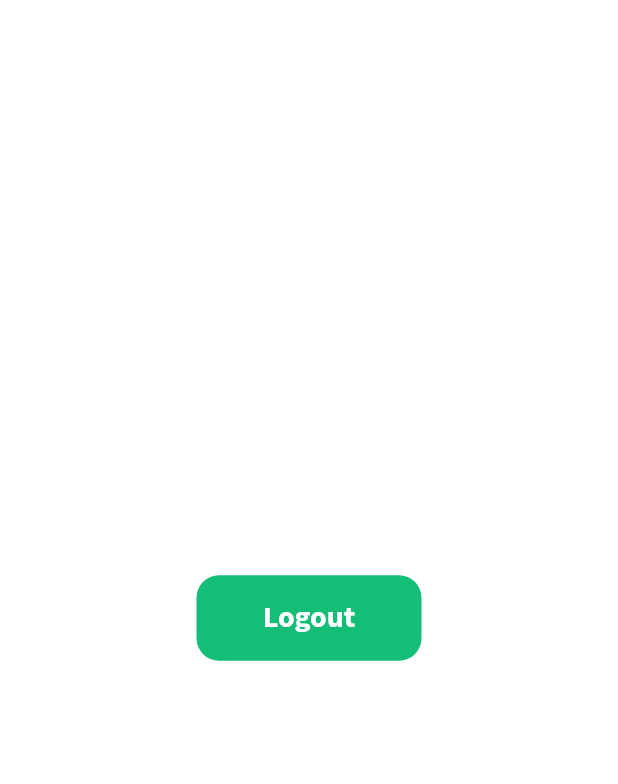
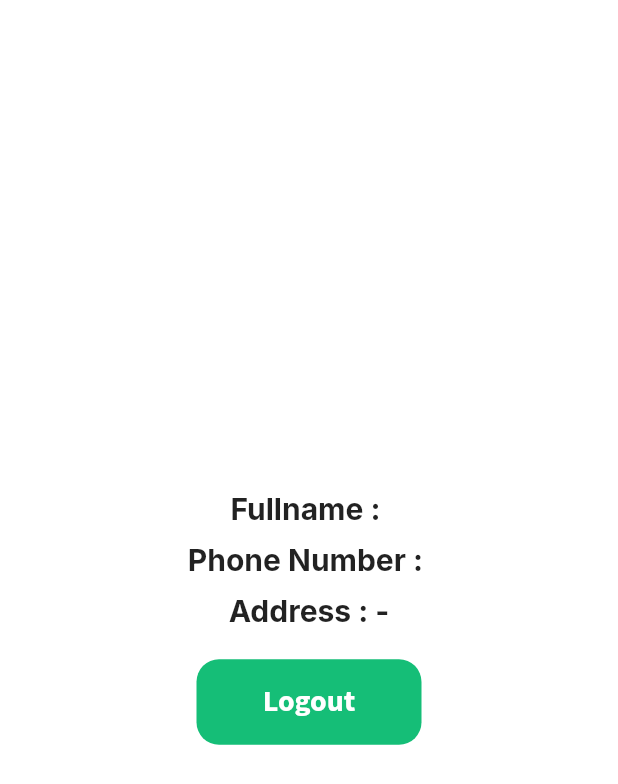
Before and after one commit to adityamputra27/easyfood, a Flutter app: the UserPage screen opened directly, on a phone screen of 412 x 824 dp. Shown: the top 784 px of the screen. Run offline on Flutter 3.47's test engine with Material 2 defaults, Android fonts, the light colour scheme and no system bars; our stand-ins replace bloc, equatable, flutter_bloc, google_fonts, shared_preferences; accounts and stored records are empty.

Commit message:
user page

```diff
--- /dev/null
+++ b/lib/models/user_model.dart
@@ -0,0 +1,8 @@
+class UserModel {
+  String? id;
+  String? fullname;
+  String? phone;
+  String? address;
+
+  UserModel({this.id, this.fullname, this.phone, this.address});
+}
--- a/lib/user_page.dart
+++ b/lib/user_page.dart
@@ -1,3 +1,4 @@
+import 'package:easyfood/models/user_model.dart';
 import 'package:flutter/material.dart';
 import 'package:google_fonts/google_fonts.dart';
 import 'package:shared_preferences/shared_preferences.dart';
@@ -10,6 +11,19 @@ class UserPage extends StatefulWidget {
 }
 
 class _UserPageState extends State<UserPage> {
+  Future<dynamic> getPreference() async {
+    SharedPreferences preferences = await SharedPreferences.getInstance();
+
+    UserModel users = UserModel(
+      id: preferences.getString("id"),
+      fullname: preferences.getString("fullname"),
+      phone: preferences.getString("phone"),
+      address: preferences.getString("address"),
+    );
+
+    return users;
+  }
+
   @override
   Widget build(BuildContext context) {
     Future<void> _showMyDialog(
@@ -54,15 +68,63 @@ class _UserPageState extends State<UserPage> {
         preferences.setString("phone", 'null');
         preferences.setString("address", 'null');
       });
-      _showMyDialog('Logout Berhasil!', 'OK', () {
-        Navigator.pushNamedAndRemoveUntil(context, '/login', (route) => false);
-      });
+
+      _showMyDialog(
+        'Logout Berhasil!',
+        'OK',
+        () {
+          Navigator.pushNamedAndRemoveUntil(
+              context, '/login', (route) => false);
+        },
+      );
     }
 
+    return FutureBuilder<dynamic>(
+      future: getPreference(),
+      builder: (BuildContext context, AsyncSnapshot<dynamic> snapshot) {
+        if (snapshot.hasError) {
+          return const Text('error');
+        }
+        if (!snapshot.hasData) {
+          return const CircularProgressIndicator();
+        }
         return Scaffold(
           backgroundColor: Colors.white,
           body: Center(
-        child: SizedBox(
+            child: Column(
+              mainAxisAlignment: MainAxisAlignment.center,
+              children: [
+                Text(
+                  "Fullname : ${snapshot.data.fullname}",
+                  style: GoogleFonts.inter(
+                    fontSize: 20,
+                    fontWeight: FontWeight.w700,
+                  ),
+                ),
+                const SizedBox(
+                  height: 10,
+                ),
+                Text(
+                  "Phone Number : ${snapshot.data.phone}",
+                  style: GoogleFonts.inter(
+                    fontSize: 20,
+                    fontWeight: FontWeight.w700,
+                  ),
+                ),
+                const SizedBox(
+                  height: 10,
+                ),
+                Text(
+                  "Address : ${snapshot.data.address ?? '-'}",
+                  style: GoogleFonts.inter(
+                    fontSize: 20,
+                    fontWeight: FontWeight.w700,
+                  ),
+                ),
+                const SizedBox(
+                  height: 20,
+                ),
+                SizedBox(
                   width: 150,
                   height: 57,
                   child: TextButton(
@@ -86,7 +148,11 @@ class _UserPageState extends State<UserPage> {
                     ),
                   ),
                 ),
+              ],
             ),
+          ),
+        );
+      },
     );
   }
 }
```
Lines whose indentation alone changed are shown as unchanged.
